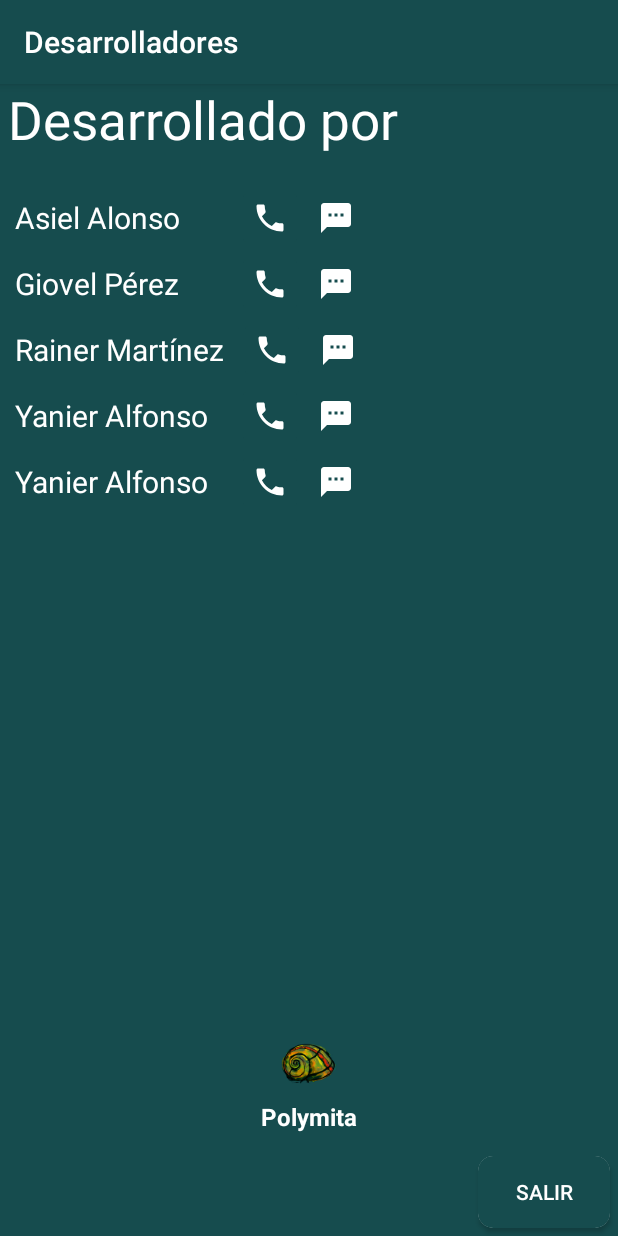
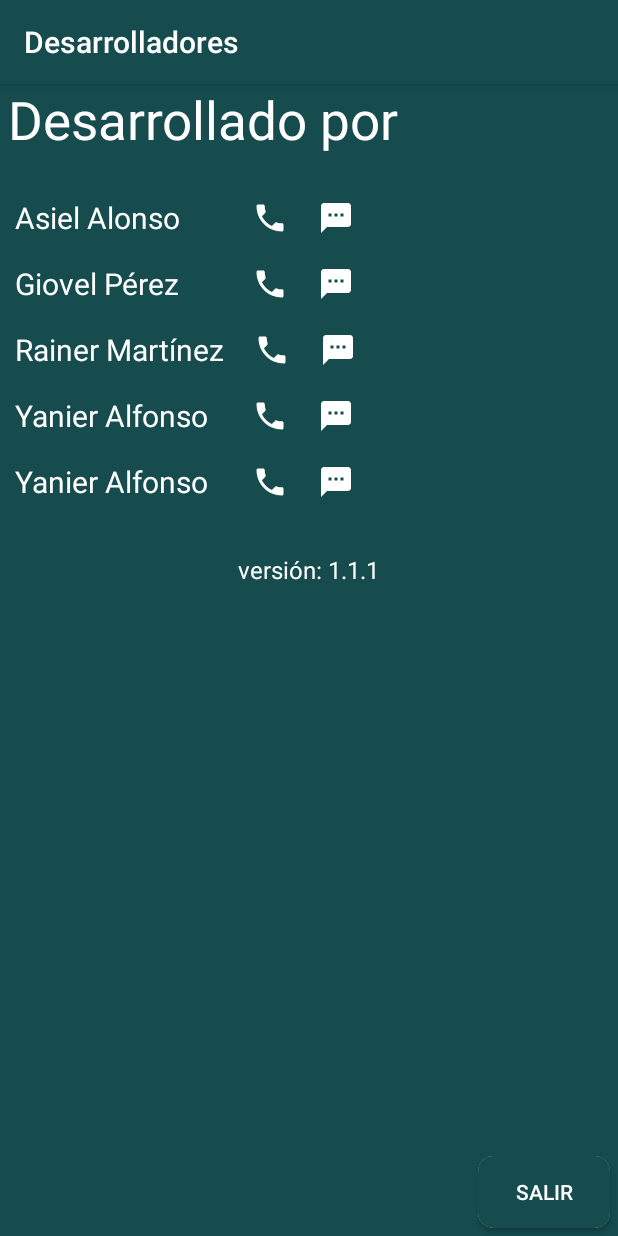
Before and after one commit to elyanio/casero-client, an Android app: the DevelopActivity screen opened directly, with no data from a screen before it, on a phone screen of 412 x 824 dp. Run offline under Robolectric (Android 15) with nearby library versions, the light colour scheme and no system bars; our stand-ins replace ButterKnife; libraries missing offline, so code that uses them is left out: io.requery, io.requery.query, io.requery.sql; 7 statements that could not run were skipped.

Commit message:
version casero movil 1.1.1

```diff
--- a/app/build.gradle
+++ b/app/build.gradle
@@ -11,7 +11,7 @@ android {
         minSdkVersion 15
         targetSdkVersion 25
         versionCode 1
-        versionName "1.0"
+        versionName "1.1.1"
         testInstrumentationRunner "android.support.test.runner.AndroidJUnitRunner"
         vectorDrawables.useSupportLibrary = true
     }
--- a/app/src/main/java/caribehostal/caseroclient/comunication/SmsReceiver.kt
+++ b/app/src/main/java/caribehostal/caseroclient/comunication/SmsReceiver.kt
@@ -35,10 +35,12 @@ class SmsReceiver : BroadcastReceiver() {
                     messageBody += msg.messageBody
                 }
             }
+            if (numberSender.length >= 8) {
+                if (NUMBER_CELL == numberSender.substring(numberSender.length - 8)) {
+                    processResponse(messageBody.trim(), context)
+                }
+            }
 
-            if (NUMBER_CELL == numberSender.substring(numberSender.length - 8)) {
-                processResponse(messageBody.trim(), context)
-            }
         }
     }
 
--- a/app/src/main/res/layout/develop_activity.xml
+++ b/app/src/main/res/layout/develop_activity.xml
@@ -212,6 +212,26 @@
                     app:srcCompat="@drawable/ic_textsms_black_24dp" />
             </LinearLayout>
 
+            <LinearLayout
+                android:layout_width="match_parent"
+                android:layout_height="match_parent"
+                android:gravity="center"
+                android:layout_marginTop="25dp"
+                android:orientation="horizontal">
+
+                <TextView
+                    android:id="@+id/develop_version"
+                    android:layout_width="wrap_content"
+                    android:layout_height="wrap_content"
+                    android:layout_gravity="center_vertical"
+                    android:layout_marginRight="10dp"
+                    android:layout_marginLeft="10dp"
+                    android:textSize="16sp"
+                    android:background="@color/colorPrimary"
+                    android:text="@string/app_version"
+                    android:textColor="@color/white" />
+            </LinearLayout>
+
         </LinearLayout>
     </ScrollView>
 
@@ -243,37 +263,4 @@
         </android.support.v7.widget.CardView>
     </LinearLayout>
 
-    <LinearLayout
-        android:id="@+id/linearLayout2"
-        android:layout_width="match_parent"
-        android:layout_height="wrap_content"
-        android:layout_above="@+id/linearLayout"
-        android:gravity="center_horizontal">
-
-        <LinearLayout
-            android:id="@+id/linearLayout2cs"
-            android:layout_width="wrap_content"
-            android:layout_height="wrap_content"
-            android:orientation="vertical">
-
-            <ImageView
-                android:id="@+id/polymita_logo"
-                android:layout_width="wrap_content"
-                android:layout_height="wrap_content"
-                android:layout_gravity="center_horizontal"
-                android:contentDescription="@string/app_name"
-                android:src="@mipmap/ic_polymita" />
-
-            <TextView
-                android:id="@+id/polymita_text"
-                android:layout_width="wrap_content"
-                android:layout_height="wrap_content"
-                android:layout_gravity="center_horizontal"
-                android:layout_marginBottom="10dp"
-                android:text="Polymita"
-                android:textColor="@color/white"
-                android:textSize="16sp"
-                android:textStyle="bold" />
-        </LinearLayout>
-    </LinearLayout>
 </RelativeLayout>
--- a/app/src/main/res/values/strings.xml
+++ b/app/src/main/res/values/strings.xml
@@ -1,5 +1,5 @@
 <resources>
-    <string name="app_name">Casero Móvil 1.1</string>
+    <string name="app_name">Casero Móvil</string>
     <string name="title_activity_client_register">Registrar clientes</string>
     <string name="title_ok">Enviar</string>
     <string name="title_date">Fechas</string>
@@ -44,4 +44,5 @@
     <string name="rs_text0_scene4">Verificar</string>
     <string name="title_creator">Desarrolladores</string>
     <string name="title_develop">Desarrolladores</string>
+    <string name="app_version">versión: 1.1.1</string>
 </resources>
```
